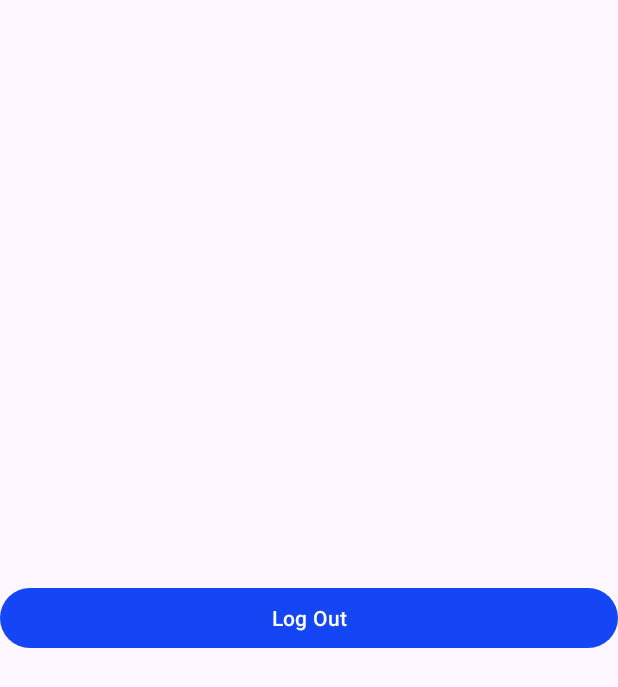
After one commit to viet-data/GTech, an Android app: the AdminActivity screen opened directly, with no data from a screen before it, on a phone screen of 412 x 824 dp. The commit adds this screen. Shown: the top 687 px of the screen. Run offline under Robolectric (Android 15) with nearby library versions, the phone set to English and light mode, and no system bars; our stand-ins replace Firebase (no records; nobody signed in at launch, a user with empty details on screens opened directly), data binding.

Commit message:
add admin vs normal user

```diff
--- /dev/null
+++ b/app/src/main/java/com/example/myapplication/ui/admin/AdminActivity.java
@@ -0,0 +1,29 @@
+package com.example.myapplication.ui.admin;
+
+import androidx.appcompat.app.AppCompatActivity;
+import androidx.databinding.DataBindingUtil;
+
+import android.content.Intent;
+import android.os.Bundle;
+
+import com.example.myapplication.R;
+import com.example.myapplication.databinding.ActivityAdminBinding;
+import com.example.myapplication.ui.auth.LoginActivity;
+import com.google.firebase.auth.FirebaseAuth;
+
+public class AdminActivity extends AppCompatActivity {
+
+    ActivityAdminBinding binding;
+    @Override
+    protected void onCreate(Bundle savedInstanceState) {
+        super.onCreate(savedInstanceState);
+        binding = DataBindingUtil.setContentView(this, R.layout.activity_admin);
+
+        binding.btnLogout.setOnClickListener((v) -> {
+            FirebaseAuth.getInstance().signOut();
+            Intent intent = new Intent(AdminActivity.this, LoginActivity.class);
+            startActivity(intent);
+            finishAffinity();
+        });
+    }
+}
--- /dev/null
+++ b/app/src/main/res/layout/activity_admin.xml
@@ -0,0 +1,19 @@
+<?xml version="1.0" encoding="utf-8"?>
+<layout
+    xmlns:android="http://schemas.android.com/apk/res/android"
+    xmlns:app="http://schemas.android.com/apk/res-auto"
+    xmlns:tools="http://schemas.android.com/tools">
+
+    <LinearLayout
+        android:layout_width="match_parent"
+        android:layout_height="match_parent"
+        tools:context=".ui.admin.AdminActivity">
+        <com.google.android.material.button.MaterialButton
+            android:layout_width="match_parent"
+            android:layout_height="wrap_content"
+            android:id="@+id/btn_logout"
+            android:text="Log Out"
+            android:layout_gravity="center"
+            />
+    </LinearLayout>
+</layout>
```
Also changed, not shown: app/src/main/AndroidManifest.xml (+6 -1 lines), app/src/main/java/com/example/myapplication/ui/auth/LoginActivity.java (+33 -9 lines), app/src/main/java/com/example/myapplication/ui/auth/SignupActivity.java (+13 -6 lines).
